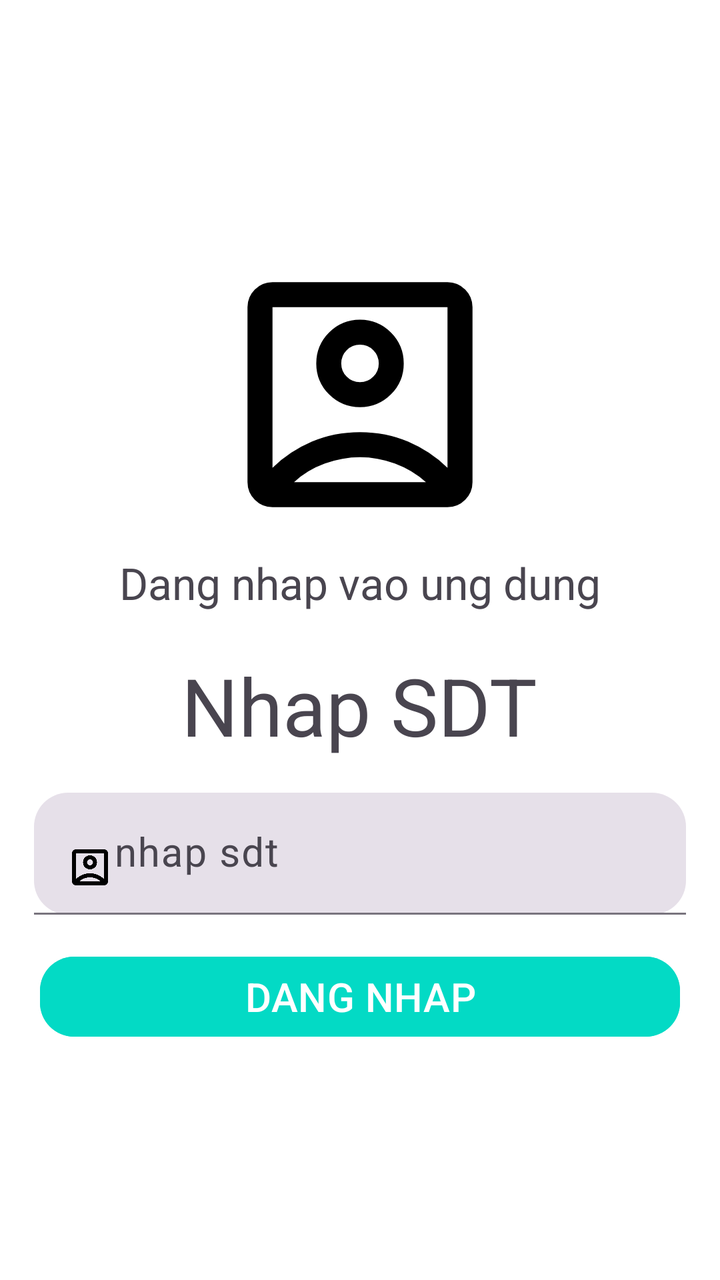
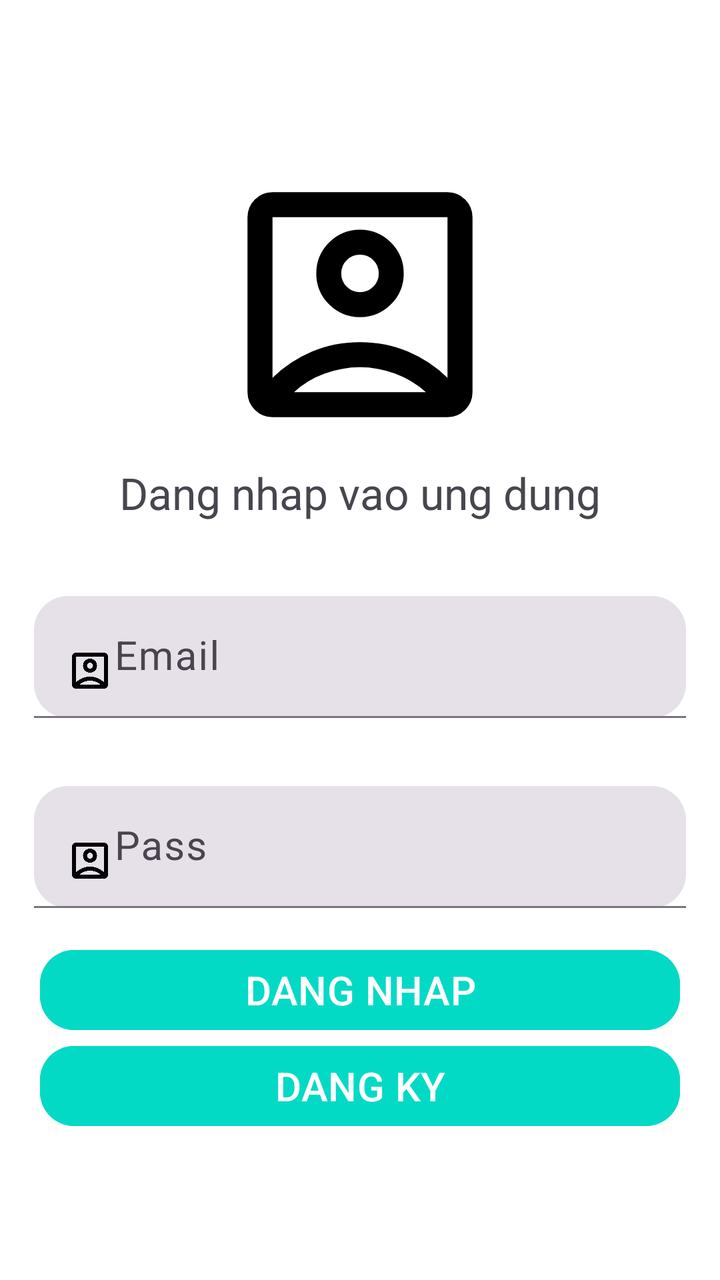

Screens rendered from an Android XML layout before and after an edit, with the pre-edit source and the edit as a unified diff.
<!-- AndroidManifest.xml: application theme Theme.MyApplication -->
<!-- res/layout/fragment_login.xml -->
<?xml version="1.0" encoding="utf-8"?>
<FrameLayout xmlns:android="http://schemas.android.com/apk/res/android"
    xmlns:tools="http://schemas.android.com/tools"
    android:layout_width="match_parent"
    android:background="@android:color/system_neutral1_0"
    android:layout_height="match_parent"
    xmlns:app="http://schemas.android.com/apk/res-auto"
    tools:context=".LoginFragment">

    <LinearLayout
        android:id="@+id/screen"
        android:layout_width="match_parent"
        android:layout_height="wrap_content"
        android:gravity="center"
        android:layout_gravity="center"
        android:orientation="vertical">
        <ImageView
            android:layout_width="150dp"
            android:layout_height="159dp"
            android:src="@drawable/outline_account_box_24" />

        <TextView
            android:layout_width="wrap_content"
            android:layout_height="wrap_content"
            android:text="Dang nhap vao ung dung"
            android:layout_marginBottom="20dp"
            android:textSize="22dp" />

        <TextView
            android:layout_width="wrap_content"
            android:layout_height="wrap_content"
            android:text="Nhap SDT"
            android:textSize="40dp" />

        <com.google.android.material.textfield.TextInputLayout
            android:id="@+id/user_number"
            style="@style/Widget.Material3.TextInputLayout.FilledBox"
            android:layout_width="match_parent"
            android:layout_height="match_parent"
            android:layout_marginHorizontal="17dp"
            android:layout_marginVertical="17dp"
            app:boxCornerRadiusBottomEnd="17dp"
            app:boxCornerRadiusBottomStart="17dp"
            app:boxCornerRadiusTopEnd="17dp"
            app:boxCornerRadiusTopStart="17dp">
            <com.google.android.material.textfield.TextInputEditText
                android:layout_width="match_parent"
                android:layout_height="match_parent"
                android:drawableStart="@drawable/outline_account_box_24"
                android:hint="nhap sdt"
                android:textSize="20dp" />
        </com.google.android.material.textfield.TextInputLayout>
        <com.google.android.material.button.MaterialButton
            android:id="@+id/btn_dangnhap"
            android:layout_width="match_parent"
            android:layout_height="match_parent"
            android:text="DANG NHAP"
            android:textColor="@color/white"
            android:textSize="20dp"
            android:inputType="number"
            android:backgroundTint="@color/teal_200"
            android:layout_marginHorizontal="20dp"
            app:cornerRadius="17dp"/>

    </LinearLayout>
      
</FrameLayout>
<!-- resources referenced by this layout -->
<resources>
  <color name="teal_200">#FF03DAC5</color>
  <color name="white">#FFFFFFFF</color>
  <!-- drawable outline_account_box_24 (drawable) -->
  <vector xmlns:android="http://schemas.android.com/apk/res/android" android:autoMirrored="true" android:height="24dp" android:tint="#000000" android:viewportHeight="960" android:viewportWidth="960" android:width="24dp">
        
      <path android:fillColor="@android:color/white" android:pathData="M200,714Q254,661 325.5,630.5Q397,600 480,600Q563,600 634.5,630.5Q706,661 760,714L760,200Q760,200 760,200Q760,200 760,200L200,200Q200,200 200,200Q200,200 200,200L200,714ZM579,479Q620,438 620,380Q620,322 579,281Q538,240 480,240Q422,240 381,281Q340,322 340,380Q340,438 381,479Q422,520 480,520Q538,520 579,479ZM200,840Q167,840 143.5,816.5Q120,793 120,760L120,200Q120,167 143.5,143.5Q167,120 200,120L760,120Q793,120 816.5,143.5Q840,167 840,200L840,760Q840,793 816.5,816.5Q793,840 760,840L200,840ZM269,760L691,760Q691,760 691,760Q691,760 691,760Q647,721 591.5,700.5Q536,680 480,680Q424,680 367.5,700.5Q311,721 269,760Q269,760 269,760Q269,760 269,760ZM437.5,422.5Q420,405 420,380Q420,355 437.5,337.5Q455,320 480,320Q505,320 522.5,337.5Q540,355 540,380Q540,405 522.5,422.5Q505,440 480,440Q455,440 437.5,422.5ZM480,457L480,457Q480,457 480,457Q480,457 480,457L480,457Q480,457 480,457Q480,457 480,457L480,457Q480,457 480,457Q480,457 480,457Q480,457 480,457Q480,457 480,457Z"/>
      
  </vector>
  <style name="Theme.MyApplication" parent="Theme.MaterialComponents.DayNight.DarkActionBar">
          
          <item name="colorPrimary">@color/purple_500</item>
          <item name="colorPrimaryVariant">@color/purple_700</item>
          <item name="colorOnPrimary">@color/white</item>
          
          <item name="colorSecondary">@color/teal_200</item>
          <item name="colorSecondaryVariant">@color/teal_700</item>
          <item name="colorOnSecondary">@color/black</item>
          
          <item name="android:statusBarColor">?attr/colorPrimaryVariant</item>
          
      </style>
  <color name="purple_500">#D9B84D</color>
  <color name="purple_700">#F60303</color>
  <color name="teal_700">#D04A0F</color>
  <color name="black">#FF000000</color>
</resources>

<!-- the commit's change to res/layout/fragment_login.xml (unified diff, before → after) -->
@@ -5,7 +5,7 @@
     android:background="@android:color/system_neutral1_0"
     android:layout_height="match_parent"
     xmlns:app="http://schemas.android.com/apk/res-auto"
-    tools:context=".LoginFragment">
+    tools:context=".Frangment.LoginFragment">
 
     <LinearLayout
         android:id="@+id/screen"
@@ -25,15 +25,8 @@
             android:text="Dang nhap vao ung dung"
             android:layout_marginBottom="20dp"
             android:textSize="22dp" />
-
-        <TextView
-            android:layout_width="wrap_content"
-            android:layout_height="wrap_content"
-            android:text="Nhap SDT"
-            android:textSize="40dp" />
-
         <com.google.android.material.textfield.TextInputLayout
-            android:id="@+id/user_number"
+            android:id="@+id/user_email"
             style="@style/Widget.Material3.TextInputLayout.FilledBox"
             android:layout_width="match_parent"
             android:layout_height="match_parent"
@@ -47,7 +40,25 @@
                 android:layout_width="match_parent"
                 android:layout_height="match_parent"
                 android:drawableStart="@drawable/outline_account_box_24"
-                android:hint="nhap sdt"
+                android:hint="Email"
+                android:textSize="20dp" />
+    </com.google.android.material.textfield.TextInputLayout>
+        <com.google.android.material.textfield.TextInputLayout
+            android:id="@+id/user_pass"
+            style="@style/Widget.Material3.TextInputLayout.FilledBox"
+            android:layout_width="match_parent"
+            android:layout_height="match_parent"
+            android:layout_marginHorizontal="17dp"
+            android:layout_marginVertical="17dp"
+            app:boxCornerRadiusBottomEnd="17dp"
+            app:boxCornerRadiusBottomStart="17dp"
+            app:boxCornerRadiusTopEnd="17dp"
+            app:boxCornerRadiusTopStart="17dp">
+            <com.google.android.material.textfield.TextInputEditText
+                android:layout_width="match_parent"
+                android:layout_height="match_parent"
+                android:drawableStart="@drawable/outline_account_box_24"
+                android:hint="Pass"
                 android:textSize="20dp" />
         </com.google.android.material.textfield.TextInputLayout>
         <com.google.android.material.button.MaterialButton
@@ -57,11 +68,22 @@
             android:text="DANG NHAP"
             android:textColor="@color/white"
             android:textSize="20dp"
+            android:inputType="text"
+            android:backgroundTint="@color/teal_200"
+            android:layout_marginHorizontal="20dp"
+            app:cornerRadius="17dp"/>
+        <com.google.android.material.button.MaterialButton
+            android:id="@+id/btn_dangky"
+            android:layout_width="match_parent"
+            android:layout_height="match_parent"
+            android:text="DANG KY"
+            android:textColor="@color/white"
+            android:textSize="20dp"
             android:inputType="number"
             android:backgroundTint="@color/teal_200"
             android:layout_marginHorizontal="20dp"
             app:cornerRadius="17dp"/>
 
     </LinearLayout>
-      
+
 </FrameLayout>
